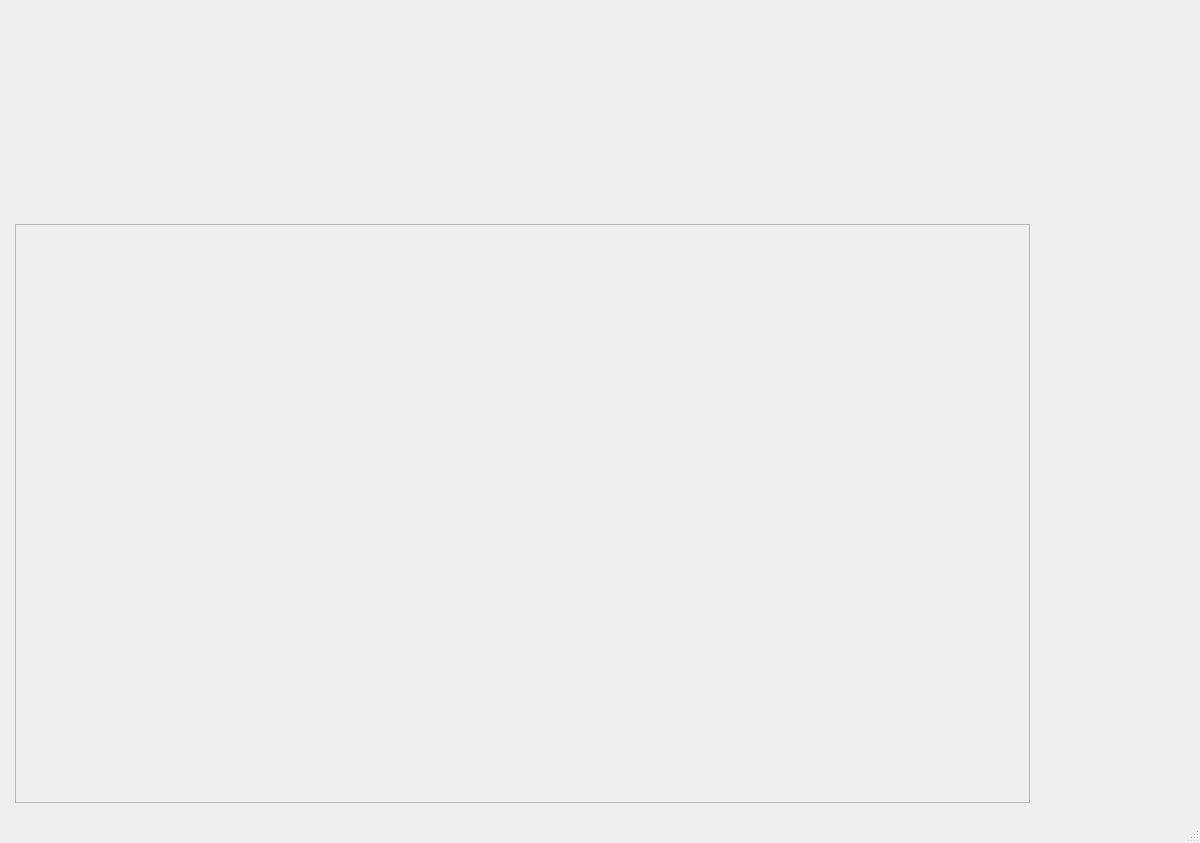
Old version of the form qt-designer/main_window.ui in the repository marcos-188/deadlock-stats.
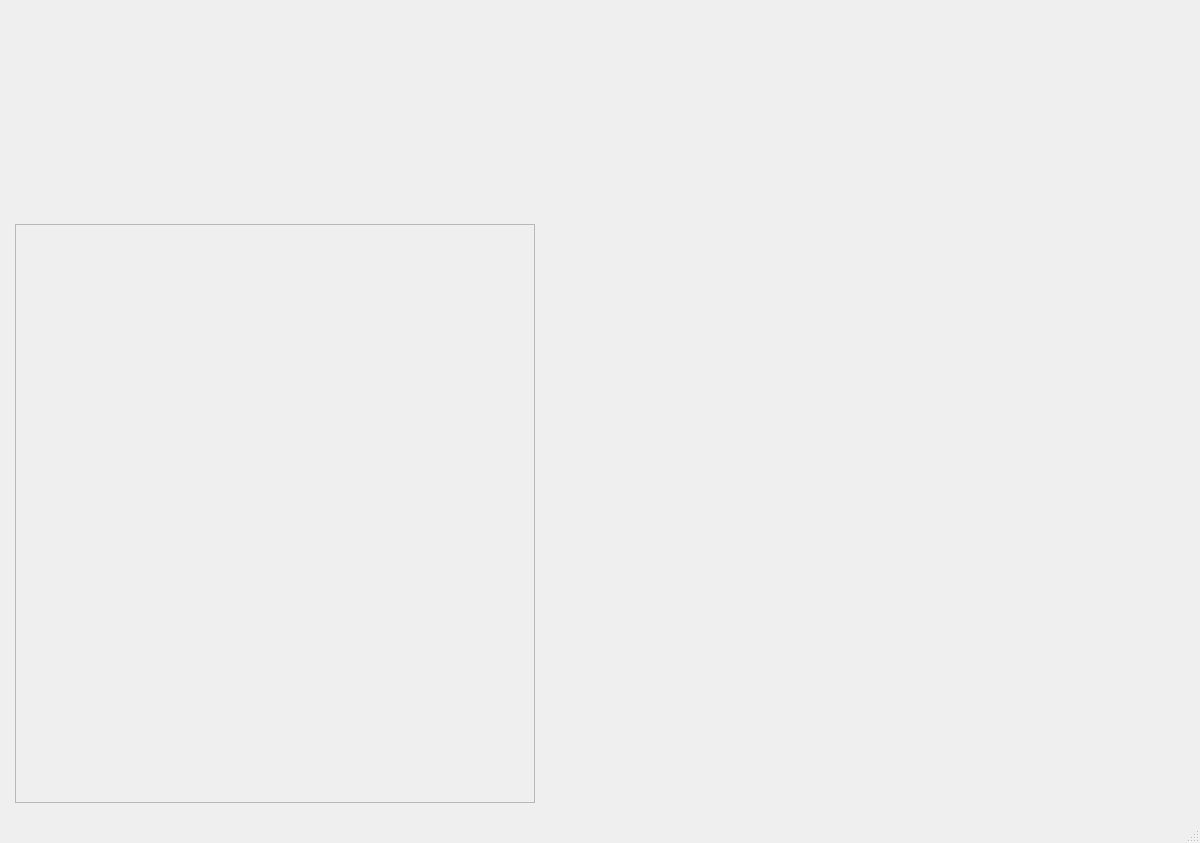
New version of the form.

Commit message: działająca wersja, wyświetla awatar i ostatnie n gier

Patch:
```diff
--- a/qt-designer/main_window.ui
+++ b/qt-designer/main_window.ui
@@ -63,10 +63,16 @@
         <widget class="QScrollArea" name="scrollArea">
          <property name="minimumSize">
           <size>
-           <width>0</width>
+           <width>520</width>
            <height>140</height>
           </size>
          </property>
+         <property name="maximumSize">
+          <size>
+           <width>520</width>
+           <height>16777215</height>
+          </size>
+         </property>
          <property name="widgetResizable">
           <bool>true</bool>
          </property>
@@ -75,7 +81,7 @@
            <rect>
             <x>0</x>
             <y>0</y>
-            <width>1013</width>
+            <width>518</width>
             <height>556</height>
            </rect>
           </property>
@@ -90,7 +96,7 @@
             <number>0</number>
            </property>
            <property name="rightMargin">
-            <number>6</number>
+            <number>0</number>
            </property>
            <property name="bottomMargin">
             <number>0</number>
```
The commit also changes 2 other files.
